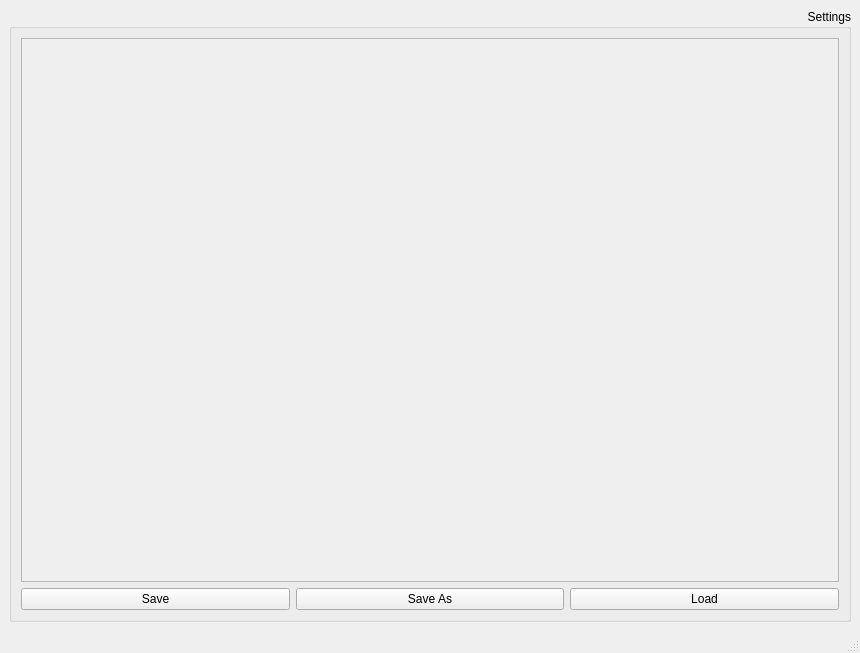
Old version of the form mainwindow.ui in the repository phillserrazina/FinalYearProject.
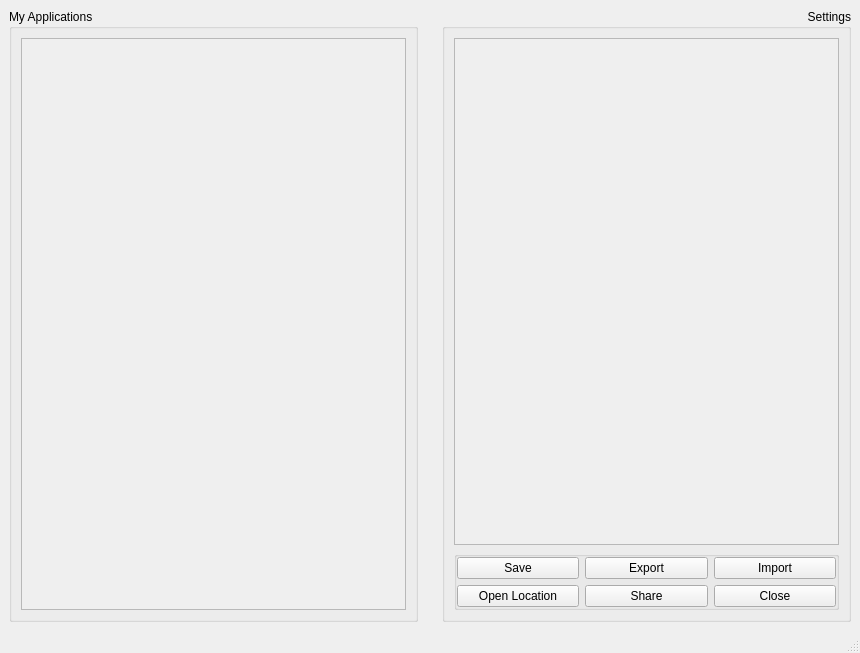
New version of the form.

Diff of the .ui file:
```diff
--- a/mainwindow.ui
+++ b/mainwindow.ui
@@ -20,9 +20,86 @@
      <verstretch>0</verstretch>
     </sizepolicy>
    </property>
+   <layout class="QHBoxLayout" name="horizontalLayout_2">
+    <property name="leftMargin">
+     <number>0</number>
+    </property>
+    <property name="topMargin">
+     <number>0</number>
+    </property>
+    <property name="rightMargin">
+     <number>0</number>
+    </property>
+    <property name="bottomMargin">
+     <number>0</number>
+    </property>
+    <item>
+     <widget class="QWidget" name="applicationsHolder" native="true">
+      <property name="sizePolicy">
+       <sizepolicy hsizetype="Minimum" vsizetype="Minimum">
+        <horstretch>0</horstretch>
+        <verstretch>0</verstretch>
+       </sizepolicy>
+      </property>
+      <layout class="QHBoxLayout" name="horizontalLayout_3">
+       <item>
+        <widget class="QGroupBox" name="applicationsGroupBox">
+         <property name="sizePolicy">
+          <sizepolicy hsizetype="Minimum" vsizetype="Minimum">
+           <horstretch>0</horstretch>
+           <verstretch>0</verstretch>
+          </sizepolicy>
+         </property>
+         <property name="title">
+          <string>My Applications</string>
+         </property>
    <layout class="QGridLayout" name="gridLayout_2">
-    <item row="0" column="1">
+          <item row="0" column="0">
+           <widget class="QScrollArea" name="scrollArea_2">
+            <property name="widgetResizable">
+             <bool>true</bool>
+            </property>
+            <widget class="QWidget" name="scrollAreaWidgetContents_2">
+             <property name="geometry">
+              <rect>
+               <x>0</x>
+               <y>0</y>
+               <width>383</width>
+               <height>550</height>
+              </rect>
+             </property>
+             <layout class="QVBoxLayout" name="verticalLayout_2">
+              <item>
+               <layout class="QVBoxLayout" name="appOptionsLayout">
+                <property name="sizeConstraint">
+                 <enum>QLayout::SetNoConstraint</enum>
+                </property>
+               </layout>
+              </item>
+             </layout>
+            </widget>
+           </widget>
+          </item>
+         </layout>
+        </widget>
+       </item>
+      </layout>
+     </widget>
+    </item>
+    <item>
+     <widget class="QWidget" name="settingsHolder" native="true">
+      <property name="sizePolicy">
+       <sizepolicy hsizetype="Expanding" vsizetype="Expanding">
+        <horstretch>0</horstretch>
+        <verstretch>0</verstretch>
+       </sizepolicy>
+      </property>
+      <layout class="QHBoxLayout" name="horizontalLayout">
+       <item>
      <widget class="QGroupBox" name="settingsGroupBox">
+         <property name="enabled">
+          <bool>true</bool>
+         </property>
       <property name="sizePolicy">
        <sizepolicy hsizetype="Minimum" vsizetype="Minimum">
         <horstretch>0</horstretch>
@@ -45,7 +122,7 @@
        <bool>false</bool>
       </property>
       <layout class="QGridLayout" name="gridLayout">
-       <item row="0" column="0" colspan="3">
+          <item row="0" column="0" colspan="2">
         <widget class="QScrollArea" name="scrollArea">
          <property name="sizePolicy">
           <sizepolicy hsizetype="Minimum" vsizetype="Minimum">
@@ -61,8 +138,8 @@
            <rect>
             <x>0</x>
             <y>0</y>
-            <width>392</width>
-            <height>523</height>
+               <width>383</width>
+               <height>473</height>
            </rect>
           </property>
           <layout class="QVBoxLayout" name="verticalLayout">
@@ -83,17 +160,43 @@
          </widget>
         </widget>
        </item>
-       <item row="1" column="2">
-        <widget class="QPushButton" name="loadButton">
-         <property name="text">
-          <string>Load</string>
-         </property>
-        </widget>
-       </item>
+          <item row="1" column="0" colspan="2">
+           <widget class="QGroupBox" name="buttonGroupBox">
+            <property name="sizePolicy">
+             <sizepolicy hsizetype="Minimum" vsizetype="Fixed">
+              <horstretch>0</horstretch>
+              <verstretch>0</verstretch>
+             </sizepolicy>
+            </property>
+            <property name="title">
+             <string/>
+            </property>
+            <layout class="QGridLayout" name="gridLayout_3">
+             <property name="leftMargin">
+              <number>0</number>
+             </property>
+             <property name="topMargin">
+              <number>0</number>
+             </property>
+             <property name="rightMargin">
+              <number>0</number>
+             </property>
+             <property name="bottomMargin">
+              <number>0</number>
+             </property>
+             <property name="verticalSpacing">
+              <number>6</number>
+             </property>
        <item row="1" column="1">
         <widget class="QPushButton" name="saveAsButton">
+               <property name="sizePolicy">
+                <sizepolicy hsizetype="Minimum" vsizetype="Fixed">
+                 <horstretch>0</horstretch>
+                 <verstretch>0</verstretch>
+                </sizepolicy>
+               </property>
          <property name="text">
-          <string>Save As</string>
+                <string>Export</string>
          </property>
         </widget>
        </item>
@@ -102,20 +205,65 @@
          <property name="enabled">
           <bool>true</bool>
          </property>
+               <property name="sizePolicy">
+                <sizepolicy hsizetype="Minimum" vsizetype="Fixed">
+                 <horstretch>0</horstretch>
+                 <verstretch>0</verstretch>
+                </sizepolicy>
+               </property>
          <property name="text">
           <string>Save</string>
          </property>
         </widget>
        </item>
-      </layout>
-     </widget>
-    </item>
-    <item row="0" column="0">
-     <layout class="QVBoxLayout" name="appOptionsLayout">
-      <property name="sizeConstraint">
-       <enum>QLayout::SetNoConstraint</enum>
-      </property>
-     </layout>
+             <item row="1" column="2">
+              <widget class="QPushButton" name="loadButton">
+               <property name="sizePolicy">
+                <sizepolicy hsizetype="Minimum" vsizetype="Fixed">
+                 <horstretch>0</horstretch>
+                 <verstretch>0</verstretch>
+                </sizepolicy>
+               </property>
+               <property name="text">
+                <string>Import</string>
+               </property>
+              </widget>
+             </item>
+             <item row="2" column="0">
+              <widget class="QPushButton" name="locationButton">
+               <property name="sizePolicy">
+                <sizepolicy hsizetype="Minimum" vsizetype="Fixed">
+                 <horstretch>0</horstretch>
+                 <verstretch>0</verstretch>
+                </sizepolicy>
+               </property>
+               <property name="text">
+                <string>Open Location</string>
+               </property>
+              </widget>
+             </item>
+             <item row="2" column="2">
+              <widget class="QPushButton" name="closeButton">
+               <property name="text">
+                <string>Close</string>
+               </property>
+              </widget>
+             </item>
+             <item row="2" column="1">
+              <widget class="QPushButton" name="shareButton">
+               <property name="text">
+                <string>Share</string>
+               </property>
+              </widget>
+             </item>
+            </layout>
+           </widget>
+          </item>
+         </layout>
+        </widget>
+       </item>
+      </layout>
+     </widget>
     </item>
    </layout>
   </widget>
```
Lines whose indentation alone changed are shown as unchanged.
